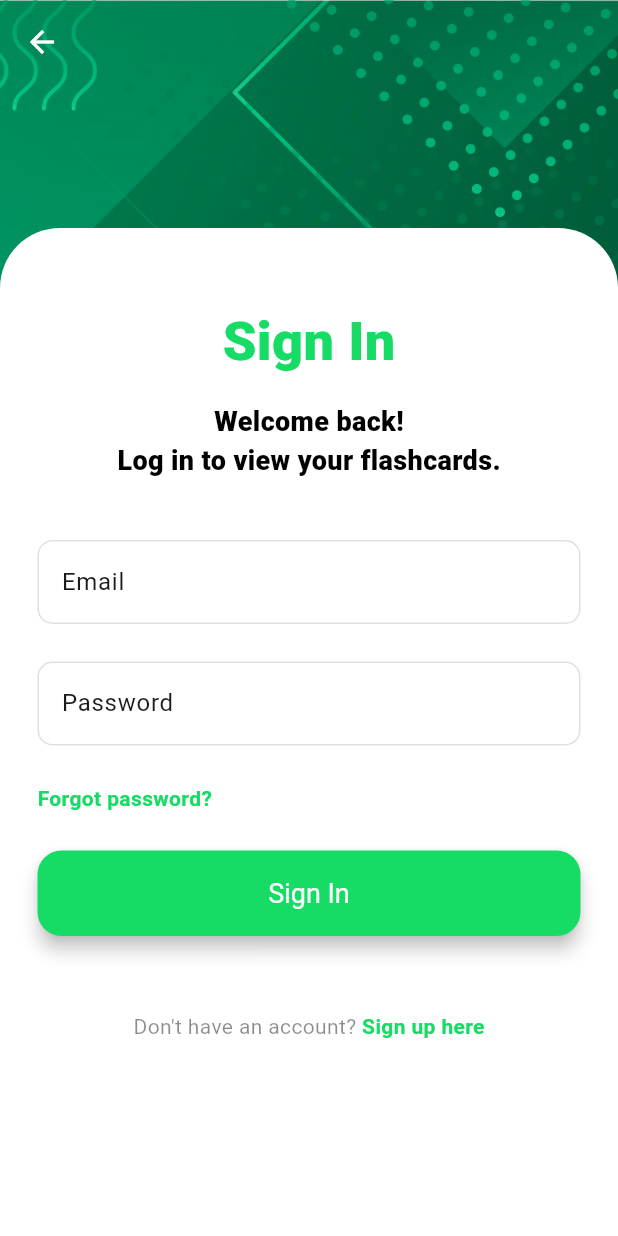
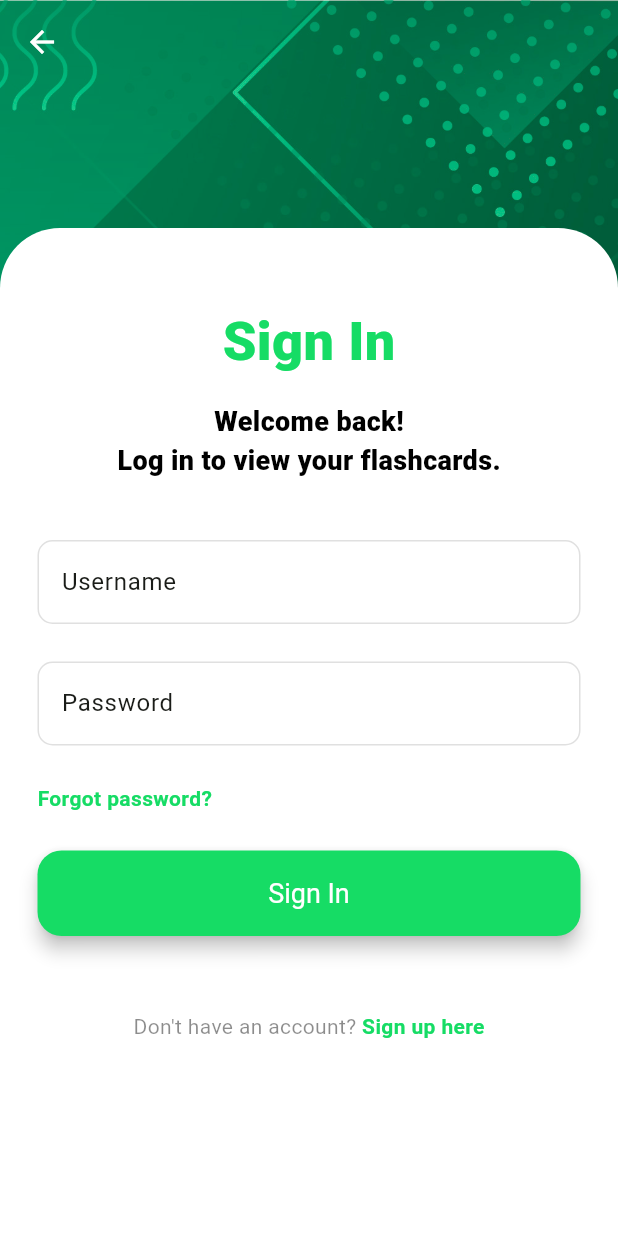
Before and after one commit to vectorsquad/glint-mobile, a Flutter app: the screen it shows after launch, after a tap on "Sign in", on a phone screen of 412 x 824 dp. Run offline on Flutter 3.47's test engine with Material 3 defaults, Android fonts, the phone set to English and light mode, and no system bars; our stand-ins replace cookie_jar, dio, dio_cookie_manager, icons_plus, quickalert.

Commit message:
feat: add ui-to-api interactivity for sign-in screen

```diff
--- a/lib/screens/signinScreen.dart
+++ b/lib/screens/signinScreen.dart
@@ -1,8 +1,17 @@
+import 'dart:convert';
+
 import 'package:flutter/material.dart';
 import 'package:icons_plus/icons_plus.dart';
+import 'package:login_signup/screens/mainScreen.dart';
 import 'package:login_signup/screens/signupScreen.dart';
+import 'package:login_signup/scripts/util.dart';
+import 'package:login_signup/scripts/validation.dart';
 import 'package:login_signup/widgets/customScaffold.dart';
+import 'package:login_signup/widgets/textFormField.dart';
+import 'package:quickalert/models/quickalert_type.dart';
+import 'package:quickalert/widgets/quickalert_dialog.dart';
 
+import '../scripts/signin.dart';
 import '../theme/theme.dart';
 
 class SignInScreen extends StatefulWidget {
@@ -11,6 +20,8 @@ class SignInScreen extends StatefulWidget {
   @override
   State<SignInScreen> createState() => _SignInScreenState();
 }
+
+final paramControllers = newFieldControllers(params);
 
 class _SignInScreenState extends State<SignInScreen> {
   final _formSignInKey = GlobalKey<FormState>();
@@ -40,6 +51,7 @@ class _SignInScreenState extends State<SignInScreen> {
               child: SingleChildScrollView(
                 child: Form(
                   key: _formSignInKey,
+                  autovalidateMode: AutovalidateMode.onUserInteraction,
                   child: Column(
                     crossAxisAlignment: CrossAxisAlignment.center,
                     children: [
@@ -73,64 +85,21 @@ class _SignInScreenState extends State<SignInScreen> {
                       const SizedBox(
                         height: 40.0,
                       ),
-                      TextFormField(
-                        validator: (value) {
-                          if (value == null || value.isEmpty) {
-                            return 'Please enter Email';
-                          }
-                          return null;
-                        },
-                        decoration: InputDecoration(
-                          label: const Text('Email'),
-                          hintText: 'Enter Email',
-                          hintStyle: const TextStyle(
-                            color: Colors.black26,
-                          ),
-                          border: OutlineInputBorder(
-                            borderSide: const BorderSide(
-                              color: Colors.black12, // Default border color
-                            ),
-                            borderRadius: BorderRadius.circular(10),
-                          ),
-                          enabledBorder: OutlineInputBorder(
-                            borderSide: const BorderSide(
-                              color: Colors.black12, // Default border color
-                            ),
-                            borderRadius: BorderRadius.circular(10),
-                          ),
-                        ),
+                      TextFormFieldC(
+                          "Username",
+                          "username",
+                          paramControllers,
+                          usernameValidator
                       ),
                       const SizedBox(
                         height: 25.0,
                       ),
-                      TextFormField(
-                        obscureText: true,
-                        obscuringCharacter: '*',
-                        validator: (value) {
-                          if (value == null || value.isEmpty) {
-                            return 'Please enter Password';
-                          }
-                          return null;
-                        },
-                        decoration: InputDecoration(
-                          label: const Text('Password'),
-                          hintText: 'Enter Password',
-                          hintStyle: const TextStyle(
-                            color: Colors.black26,
-                          ),
-                          border: OutlineInputBorder(
-                            borderSide: const BorderSide(
-                              color: Colors.black12, // Default border color
-                            ),
-                            borderRadius: BorderRadius.circular(10),
-                          ),
-                          enabledBorder: OutlineInputBorder(
-                            borderSide: const BorderSide(
-                              color: Colors.black12, // Default border color
-                            ),
-                            borderRadius: BorderRadius.circular(10),
-                          ),
-                        ),
+                      TextFormFieldC(
+                          "Password",
+                          "password_hash",
+                          paramControllers,
+                          passwordValidator,
+                          obscure: true
                       ),
                       const SizedBox(
                         height: 25.0,
@@ -156,8 +125,38 @@ class _SignInScreenState extends State<SignInScreen> {
                       SizedBox(
                         width: double.infinity,
                         child: ElevatedButton(
-                          onPressed: () {
-                            // SIGN IN
+                            onPressed: () async {
+
+                              // Return early if form is not valid
+                              if(!validForm(_formSignInKey)!) {
+                                return;
+                              }
+
+                              // For each text controller...
+                              for(final tc in textControllers.entries) {
+                                // Assign key in request params to user input
+                                params[tc.key] = tc.value.text;
+                              }
+
+                              // Return early if unable to sign in
+                              final res = await submit();
+                              if(res != null) {
+                                await QuickAlert.show(
+                                    context: context,
+                                    type: QuickAlertType.error,
+                                    text: jsonEncode(res.data)
+                                );
+                                return;
+                              }
+
+                              // Navigate to user's main screen
+                              Navigator.pushReplacement(
+                                  context,
+                                  MaterialPageRoute(builder: (
+                                          (ctx) => const MainScreen()
+                                  ))
+                              );
+
                             },
                             style: ElevatedButton.styleFrom(
                                 backgroundColor: lightColorScheme.primary,
```
Also changed, not shown: lib/screens/mainScreen.dart (added, +187 -0 lines), lib/scripts/signin.dart (+35 -0 lines), 2 other files. Lines whose indentation alone changed are shown as unchanged.
